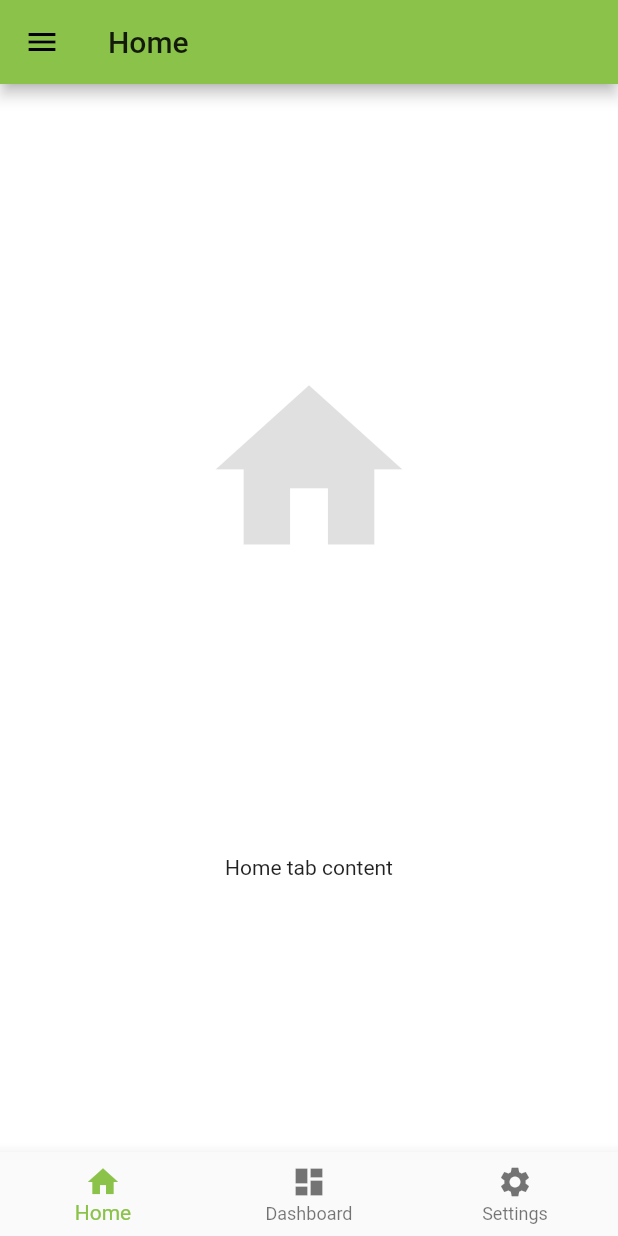
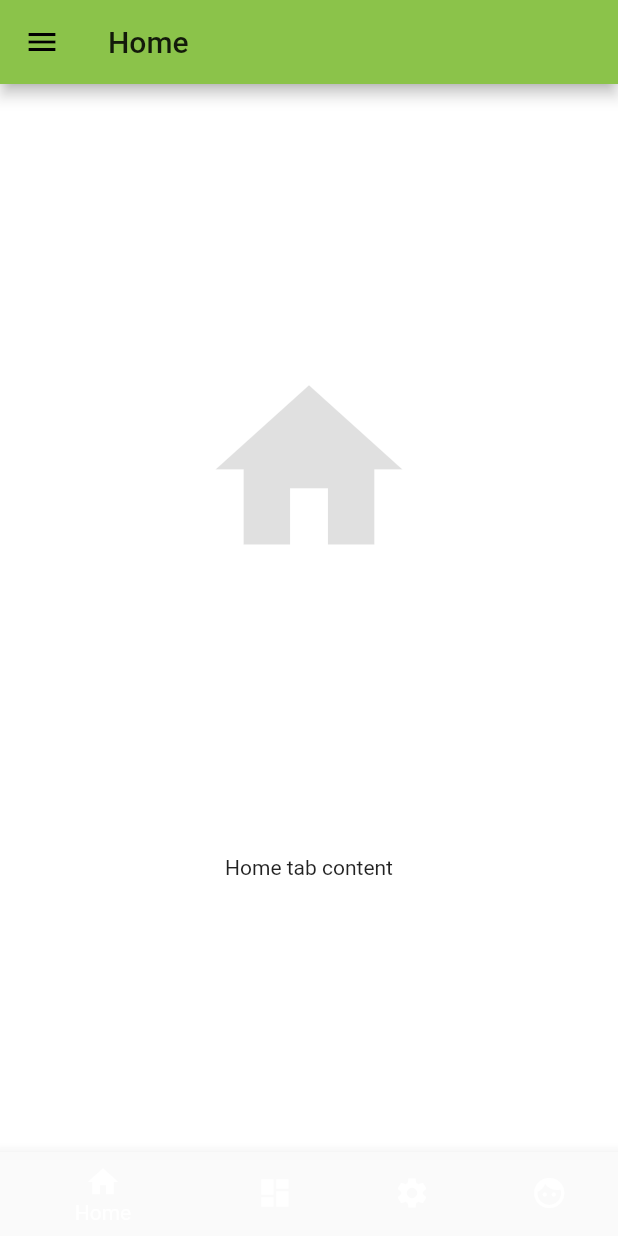
Before and after one commit to aronsai/2018-Gothenburg-FierceMob, a Flutter app: the screen it shows after launch, on a phone screen of 412 x 824 dp. Run offline on Flutter 3.47's test engine with Material 2 defaults, Android fonts, the phone set to English and light mode, and no system bars.

Commit message:
Profile added!

```diff
--- a/lib/main.dart
+++ b/lib/main.dart
@@ -6,13 +6,14 @@ import './screens/support.dart' as _supportPage;
 import './tabs/dashboard.dart' as _secondTab;
 import './tabs/home.dart' as _firstTab;
 import './tabs/settings.dart' as _thirdTab;
+import './tabs/Profile.dart' as _fourthTab;
 
 void main() => runApp(new MaterialApp(
   title: 'fiercemob sharing app',
   theme: new ThemeData(
       primarySwatch: Colors.lightGreen,
     scaffoldBackgroundColor: Colors.white,
-      primaryColor: Colors.lightGreen, backgroundColor: Colors.white
+      primaryColor: Colors.lightGreen, backgroundColor: Colors.blueGrey
   ),
   home: new Tabs(),
   onGenerateRoute: (RouteSettings settings) {
@@ -119,7 +120,8 @@ class TabsState extends State<Tabs> {
       children: <Widget>[
         new _firstTab.Home(),
         new _secondTab.Dashboard(),
-        new _thirdTab.Settings()
+        new _thirdTab.Settings(),
+        new _fourthTab.Profile()
       ],
     ),
 
@@ -156,7 +158,7 @@ class TabsState extends State<Tabs> {
             child: new DrawerHeader(
               padding: new EdgeInsets.all(0.0),
               decoration: new BoxDecoration(
-                color: new Color(0xFFECEFF1),
+                color: new Color(0xFFFFEFF1),
               ),
               child: new Center(
                 child: new Image.asset(
@@ -227,5 +229,6 @@ class TabItem {
 const List<TabItem> TabItems = const <TabItem>[
   const TabItem(title: 'Home', icon: Icons.home),
   const TabItem(title: 'Dashboard', icon: Icons.dashboard),
-  const TabItem(title: 'Settings', icon: Icons.settings)
+  const TabItem(title: 'Settings', icon: Icons.settings),
+  const TabItem(title: 'Profile', icon: Icons.face)
 ];
```
Also changed, not shown: lib/tabs/Profile.dart (added, +26 -0 lines).
